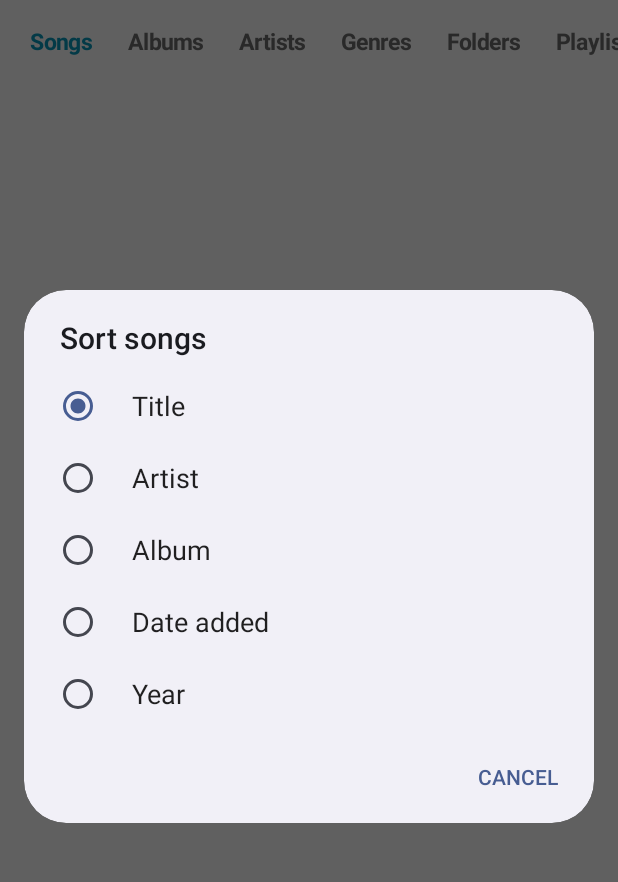
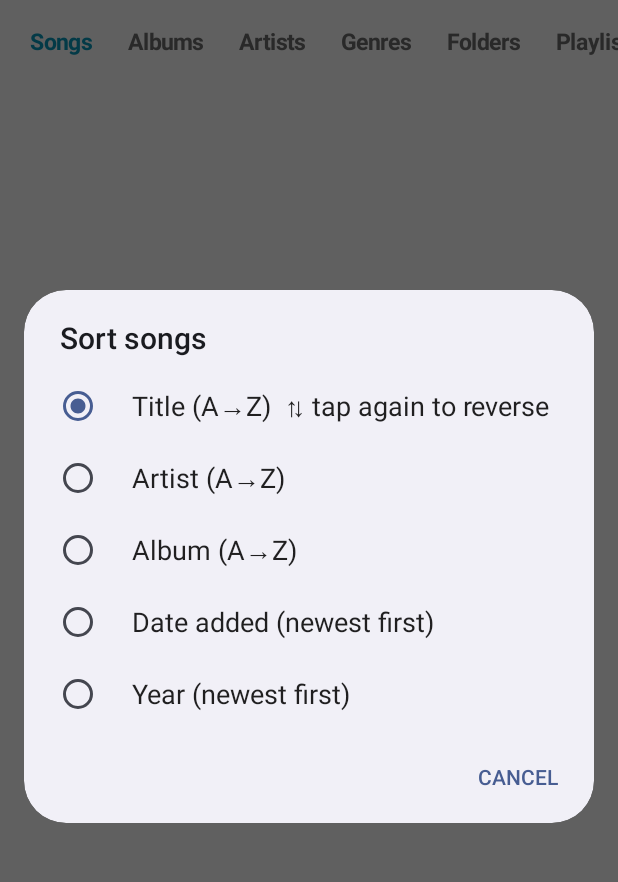
Before and after one commit to Aevrin/lyre, an Android app: the screen it shows after launch (MainActivity), after a tap on "Sort", on a phone screen of 412 x 824 dp, the part 61-943 px from its top. Run offline under Robolectric (Android 15) with nearby library versions, the phone set to English and light mode, and no system bars; libraries missing offline, so code that uses them is left out: org.jaudiotagger.tag; 11 statements that could not run were skipped.

Commit message:
Reversible sorts; hide tracks longer than a set length
Co-Authored-By: Claude Opus 5.5 <noreply@anthropic.com>
Claude-Session: https://claude.ai/code/session_01NzLQbGj7HxhoGxu7UurL8Z

```diff
--- a/app/src/main/java/com/aevrin/lyre/Library.java
+++ b/app/src/main/java/com/aevrin/lyre/Library.java
@@ -169,6 +169,12 @@ public final class Library {
             sel.append(MediaStore.Audio.Media.DURATION).append(" >= ?");
             args.add(String.valueOf(min * 1000L));
         }
+        int max = prefs.maxMinutes();
+        if (max > 0) {
+            if (sel.length() > 0) sel.append(" AND ");
+            sel.append(MediaStore.Audio.Media.DURATION).append(" <= ?");
+            args.add(String.valueOf(max * 60_000L));
+        }
         List<Song> out = new ArrayList<>();
         try (Cursor c = cr.query(MediaStore.Audio.Media.EXTERNAL_CONTENT_URI, cols,
                 sel.length() == 0 ? null : sel.toString(),
@@ -315,6 +321,7 @@ public final class Library {
                 }
                 return collator.compare(a.name, b.name);
             });
+            if (prefs.albumSortReversed()) Collections.reverse(g);
             albums = g;
         }
         return g;
--- a/app/src/main/java/com/aevrin/lyre/MainActivity.java
+++ b/app/src/main/java/com/aevrin/lyre/MainActivity.java
@@ -487,6 +487,7 @@ public class MainActivity extends Activity implements Library.Listener, Actions.
             case T_SONGS: {
                 List<Song> s = new ArrayList<>(library.songs());
                 library.sortSongs(s, prefs.songSort());
+                if (prefs.songSortReversed()) java.util.Collections.reverse(s);
                 pageSongs = s;
                 if (!s.isEmpty()) {
                     final List<Song> everything = s;
@@ -974,15 +975,31 @@ public class MainActivity extends Activity implements Library.Listener, Actions.
         m.show();
     }
 
+    // Natural direction label, reversed label.
+    private static final String[][] SONG_SORTS = {{"Title", "A→Z", "Z→A"}, {"Artist", "A→Z", "Z→A"},
+            {"Album", "A→Z", "Z→A"}, {"Date added", "newest first", "oldest first"}, {"Year", "newest first", "oldest first"}};
+    private static final String[][] ALBUM_SORTS = {{"Title", "A→Z", "Z→A"}, {"Artist", "A→Z", "Z→A"},
+            {"Year", "newest first", "oldest first"}};
+
+    /** Pick a sort; picking the current one again flips its direction. */
     private void sortMenu() {
         Page p = top();
-        if (p.type == T_SONGS) {
-            Ui.choose(this, "Sort songs", new String[]{"Title", "Artist", "Album", "Date added", "Year"},
-                    prefs.songSort(), w -> { prefs.songSort(w); render(); });
-        } else if (p.type == T_ALBUMS) {
-            Ui.choose(this, "Sort albums", new String[]{"Title", "Artist", "Year"},
-                    prefs.albumSort(), w -> { prefs.albumSort(w); library.refilter(); });
+        boolean songs = p.type == T_SONGS;
+        if (!songs && p.type != T_ALBUMS) return;
+        String[][] sorts = songs ? SONG_SORTS : ALBUM_SORTS;
+        int cur = songs ? prefs.songSort() : prefs.albumSort();
+        boolean rev = songs ? prefs.songSortReversed() : prefs.albumSortReversed();
+        String[] items = new String[sorts.length];
+        for (int i = 0; i < sorts.length; i++) {
+            items[i] = i == cur ? sorts[i][0] + " (" + sorts[i][rev ? 2 : 1] + ")  ⇅ tap again to reverse"
+                    : sorts[i][0] + " (" + sorts[i][1] + ")";
         }
+        Ui.choose(this, songs ? "Sort songs" : "Sort albums", items, cur, w -> {
+            boolean r = w == cur && !rev;
+            if (songs) { prefs.songSort(w); prefs.songSortReversed(r); render(); }
+            else { prefs.albumSort(w); prefs.albumSortReversed(r); library.refilter(); }
+            Ui.toast(this, sorts[w][0] + ", " + sorts[w][r ? 2 : 1]);
+        });
     }
 
     // ---------------------------------------------------------------- playlists
--- a/app/src/main/java/com/aevrin/lyre/Prefs.java
+++ b/app/src/main/java/com/aevrin/lyre/Prefs.java
@@ -72,6 +72,16 @@ public final class Prefs {
     public int tab() { return sp.getInt("tab", 0); }
     public void tab(int v) { sp.edit().putInt("tab", v).apply(); }
 
+    /** Hide tracks longer than this many minutes (0 = no limit). */
+    public int maxMinutes() { return sp.getInt("max_minutes", 0); }
+    public void maxMinutes(int v) { sp.edit().putInt("max_minutes", v).apply(); }
+
+    /** Sort directions: false = the natural one (A→Z, newest first), true = reversed. */
+    public boolean songSortReversed() { return sp.getBoolean("song_sort_rev", false); }
+    public void songSortReversed(boolean v) { sp.edit().putBoolean("song_sort_rev", v).apply(); }
+    public boolean albumSortReversed() { return sp.getBoolean("album_sort_rev", false); }
+    public void albumSortReversed(boolean v) { sp.edit().putBoolean("album_sort_rev", v).apply(); }
+
     public int songSort() { return sp.getInt("song_sort", 0); }
     public void songSort(int v) { sp.edit().putInt("song_sort", v).apply(); }
 
--- a/app/src/main/java/com/aevrin/lyre/SettingsActivity.java
+++ b/app/src/main/java/com/aevrin/lyre/SettingsActivity.java
@@ -178,6 +178,11 @@ public class SettingsActivity extends Activity implements Library.Listener {
         String[] minNames = {"Show all", "10 seconds", "30 seconds", "1 minute"};
         choice("Hide tracks shorter than", minNames, indexOf(mins, prefs.minSeconds()), null,
                 w -> { prefs.minSeconds(mins[w]); library.reload(); });
+        int[] maxes = {0, 10, 15, 20, 30, 60};
+        String[] maxNames = {"No limit", "10 minutes", "15 minutes", "20 minutes", "30 minutes", "1 hour"};
+        choice("Hide tracks longer than", maxNames, indexOf(maxes, prefs.maxMinutes()),
+                "For keeping long mixes, audiobooks or recordings out of the library.",
+                w -> { prefs.maxMinutes(maxes[w]); library.reload(); });
         LinearLayout pc = buttons();
         pc.addView(Ui.button(this, "Find duplicates", v -> startActivity(new Intent(this, DuplicatesActivity.class))));
         content.addView(pc);
```
Also changed, not shown: 2 other files.
